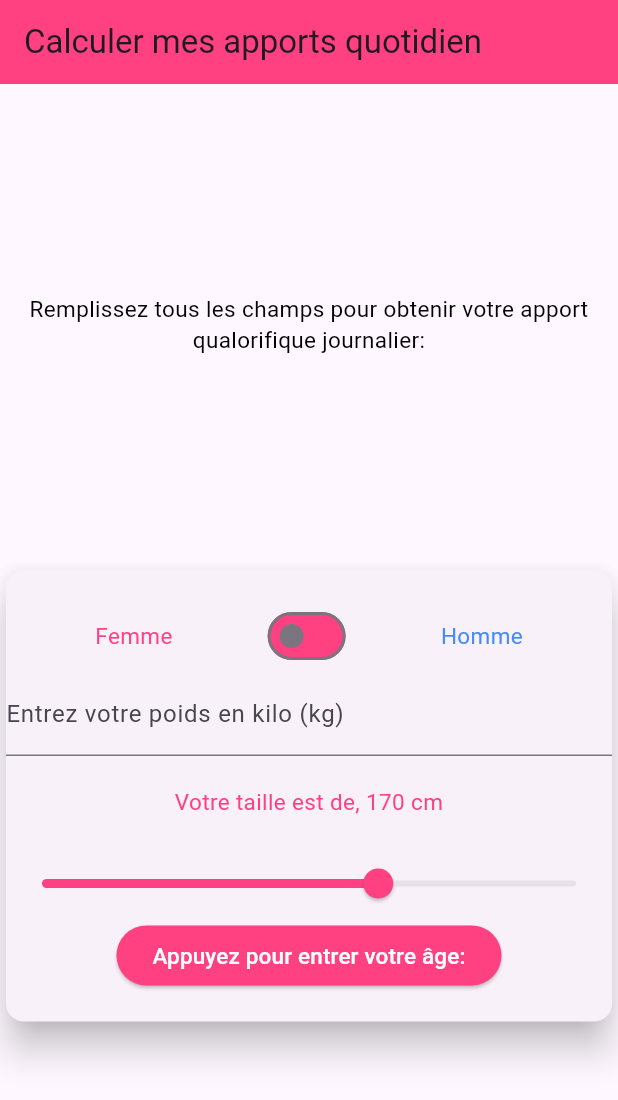
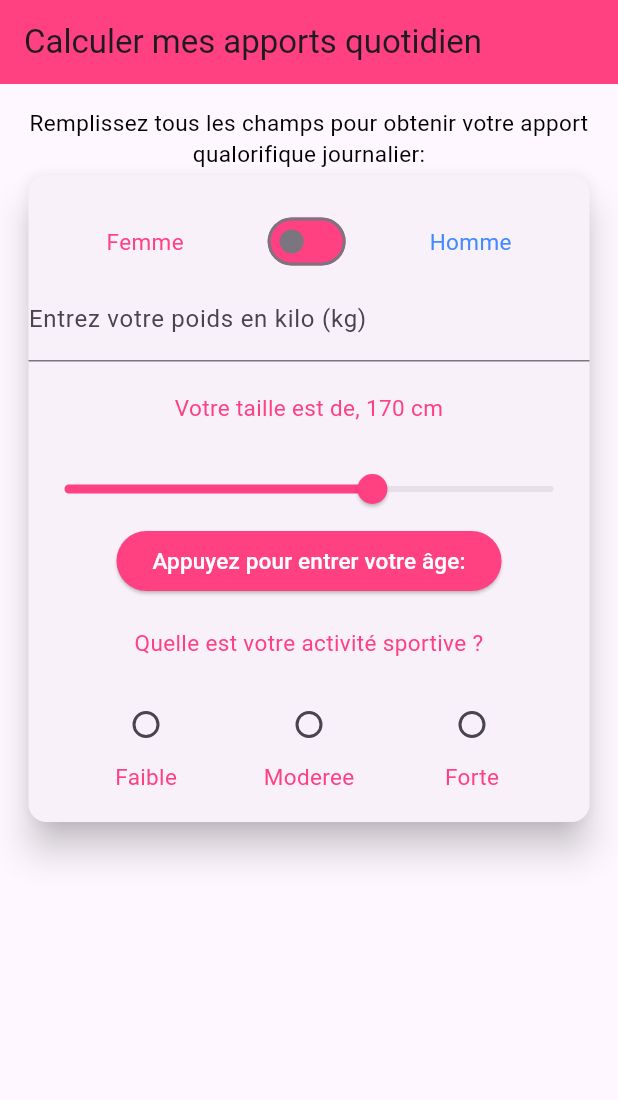
Before and after one commit to Juju-archy/app_calories, a Flutter app: the screen it shows after launch, on a phone screen of 412 x 824 dp. Shown: the top 1100 px of the screen. Run offline on Flutter 3.47's test engine with Material 2 defaults, Android fonts, the phone set to English and light mode, and no system bars.

Commit message:
Update main.dart

```diff
--- a/lib/main.dart
+++ b/lib/main.dart
@@ -34,10 +34,16 @@ class MyHomePage extends StatefulWidget {
 
 class _MyHomePageState extends State<MyHomePage> {
 
+  dynamic radioSelectionnee;
   late double? poids;
   late double age =0;
   bool genre = false;
   double taille = 170.0;
+  Map mapactivity = {
+    0: "Faible",
+    1: "Moderee",
+    2: "Forte"
+  };
 
 
   @override
@@ -49,7 +55,8 @@ class _MyHomePageState extends State<MyHomePage> {
           backgroundColor: setColor(),
           title: Text(widget.title),
         ),
-        body: Center(
+        body: SingleChildScrollView(
+          padding: EdgeInsets.all(15.0),
           child: Column(
             mainAxisAlignment: MainAxisAlignment.spaceEvenly,
             children: <Widget>[
@@ -108,6 +115,10 @@ class _MyHomePageState extends State<MyHomePage> {
                         color: Colors.white)
                     ),
                     padding(),
+                    textWithStyle("Quelle est votre activité sportive ?", color: setColor()),
+                    padding(),
+                    rowRadio(),
+                    padding(),
                   ],
                 ),
               )
@@ -148,6 +159,32 @@ class _MyHomePageState extends State<MyHomePage> {
     }
   }
 
+  Row rowRadio(){
+    List<Widget> l = [];
+    mapactivity.forEach((key, value) {
+      Column colonne = Column(
+        mainAxisAlignment: MainAxisAlignment.center,
+        children: <Widget>[
+          Radio(
+              value: key,
+              groupValue: radioSelectionnee,
+              onChanged: (dynamic i){
+                setState(() {
+                  radioSelectionnee = i;
+                });
+              }
+          ),
+          textWithStyle(value, color: setColor()),
+        ],
+      );
+      l.add(colonne);
+    });
+    return Row(
+      mainAxisAlignment: MainAxisAlignment.spaceEvenly,
+      children: l,
+    );
+  }
+
   Text textWithStyle(String data, {color = Colors.black, fontSize = 15.0}){
     return Text(
       data,
@@ -158,4 +195,5 @@ class _MyHomePageState extends State<MyHomePage> {
       )
     );
   }
+
 }
```
